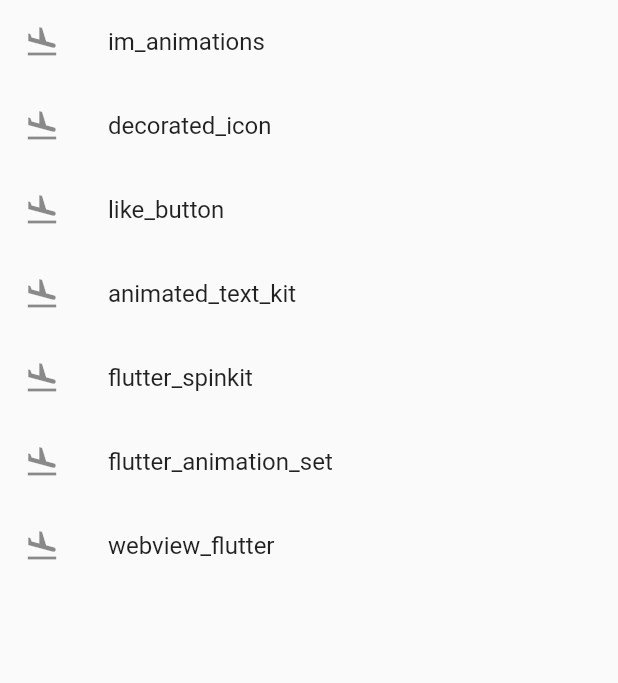
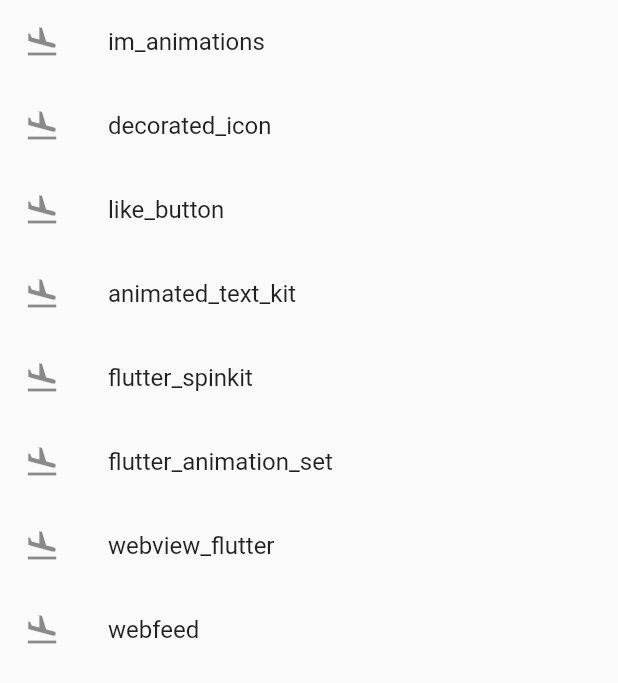
Before and after one commit to linnefromice/flutter_sandbox, a Flutter app: the screen it shows after launch, on a phone screen of 412 x 824 dp. Shown: the top 683 px of the screen. Run offline on Flutter 3.47's test engine with Material 2 defaults, Android fonts, the phone set to English and light mode, and no system bars; our stand-ins replace animated_text_kit, flutter_spinkit, like_button, webview_flutter; missing offline and left inert: decorated_icon, flutter_animation_set, im_animations.

Commit message:
update routing

```diff
--- a/lib/main.dart
+++ b/lib/main.dart
@@ -6,6 +6,7 @@ import 'package:linnefromice/views/screens/flutter_spinkit_screen.dart';
 import 'package:linnefromice/views/screens/home_screen.dart';
 import 'package:linnefromice/views/screens/im_animations_screen.dart';
 import 'package:linnefromice/views/screens/like_button_screen.dart';
+import 'package:linnefromice/views/screens/webfeed_screen.dart';
 import 'package:linnefromice/views/screens/webview_flutter_screen.dart';
 
 void main() {
@@ -31,6 +32,7 @@ class App extends StatelessWidget {
         '/flutter_spinkit': (context) => FlutterSpinkitScreen(),
         '/flutter_animation_set': (context) => FlutterAnimationSetScreen(),
         '/webview_flutter': (context) => WebviewFlutterScreen(),
+        '/webfeed': (context) => WebfeedScreen(),
       },
     );
   }
--- a/lib/views/screens/home_screen.dart
+++ b/lib/views/screens/home_screen.dart
@@ -30,6 +30,10 @@ class HomeScreen extends StatelessWidget {
       "label": "webview_flutter",
       "pathName": "/webview_flutter"
     },
+    {
+      "label": "webfeed",
+      "pathName": "/webfeed"
+    },
   ];
 
   Widget _buildNavigationWidget(
```
